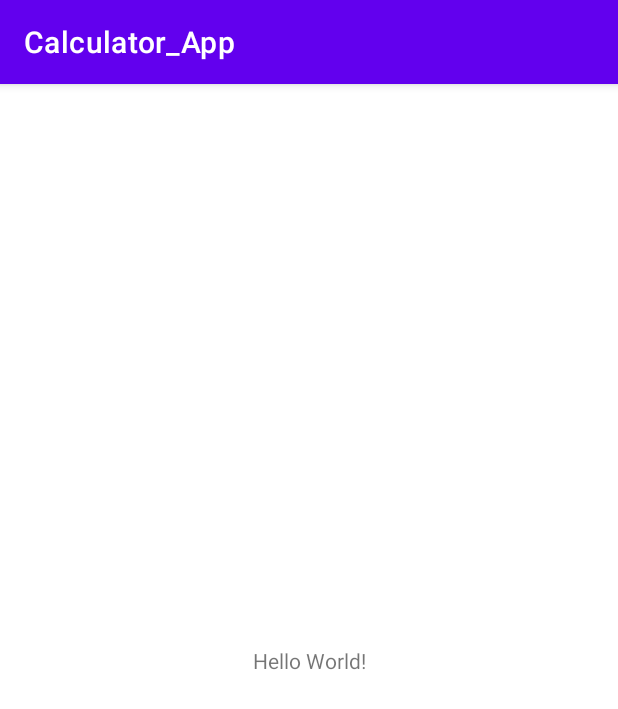
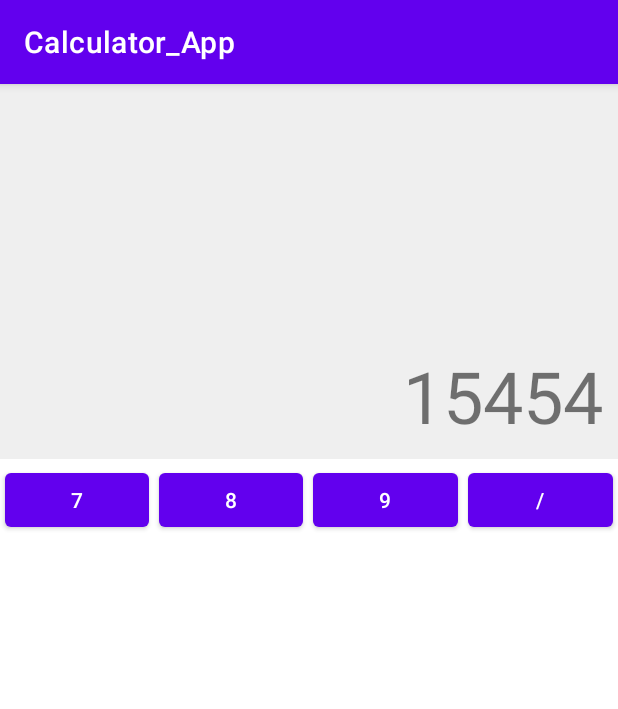
Before and after one commit to coatsey/Calculator_App, an Android app: the screen it shows after launch (MainActivity), on a phone screen of 412 x 824 dp. Shown: the top 709 px of the screen. Run offline under Robolectric (Android 15) with nearby library versions, the phone set to English and light mode, and no system bars.

Commit message:
Started adding UI

```diff
--- a/app/src/main/java/com/example/calculator_app/MainActivity.kt
+++ b/app/src/main/java/com/example/calculator_app/MainActivity.kt
@@ -2,10 +2,16 @@ package com.example.calculator_app
 
 import androidx.appcompat.app.AppCompatActivity
 import android.os.Bundle
+import android.view.View
+import android.widget.Toast
 
 class MainActivity : AppCompatActivity() {
     override fun onCreate(savedInstanceState: Bundle?) {
         super.onCreate(savedInstanceState)
         setContentView(R.layout.activity_main)
     }
+
+    fun onDigit(view: View){
+        Toast.makeText(this, "Button Clicked", Toast.LENGTH_LONG).show()
+    }
 }
--- a/app/src/main/res/layout/activity_main.xml
+++ b/app/src/main/res/layout/activity_main.xml
@@ -1,18 +1,69 @@
 <?xml version="1.0" encoding="utf-8"?>
-<androidx.constraintlayout.widget.ConstraintLayout xmlns:android="http://schemas.android.com/apk/res/android"
+<LinearLayout xmlns:android="http://schemas.android.com/apk/res/android"
     xmlns:app="http://schemas.android.com/apk/res-auto"
     xmlns:tools="http://schemas.android.com/tools"
     android:layout_width="match_parent"
     android:layout_height="match_parent"
+    android:orientation="vertical"
     tools:context=".MainActivity">
 
-    <TextView
-        android:layout_width="wrap_content"
-        android:layout_height="wrap_content"
-        android:text="Hello World!"
-        app:layout_constraintBottom_toBottomOf="parent"
-        app:layout_constraintEnd_toEndOf="parent"
-        app:layout_constraintStart_toStartOf="parent"
-        app:layout_constraintTop_toTopOf="parent" />
+   <TextView
+       android:layout_width="match_parent"
+       android:layout_height="250dp"
+       android:background="#efefef"
+       android:padding="10dp"
+       android:textSize="48sp"
+       android:text="15454"
+       android:gravity="end|bottom"
+       />
 
-</androidx.constraintlayout.widget.ConstraintLayout>
+   <LinearLayout
+       android:layout_width="match_parent"
+       android:layout_height="wrap_content"
+       android:orientation="horizontal">
+
+   <Button
+       android:id="@+id/btnSeven"
+       android:layout_width="0dp"
+       android:layout_height="match_parent"
+       android:layout_weight="1"
+       android:layout_margin="3dp"
+       android:onClick="onDigit"
+       android:text="7"
+       />
+
+      <Button
+          android:id="@+id/btnEight"
+          android:layout_width="0dp"
+          android:layout_height="match_parent"
+          android:layout_weight="1"
+          android:layout_margin="3dp"
+          android:onClick="onDigit"
+          android:text="8"
+          />
+
+      <Button
+          android:id="@+id/btnNine"
+          android:layout_width="0dp"
+          android:layout_height="match_parent"
+          android:layout_weight="1"
+          android:layout_margin="3dp"
+          android:onClick="onDigit"
+          android:text="9"
+          />
+
+      <Button
+          android:id="@+id/btnDivide"
+          android:layout_width="0dp"
+          android:layout_height="match_parent"
+          android:layout_weight="1"
+          android:layout_margin="3dp"
+          android:onClick="onDigit"
+          android:text="/"
+          />
+
+   </LinearLayout>
+
+
+
+</LinearLayout>
```
